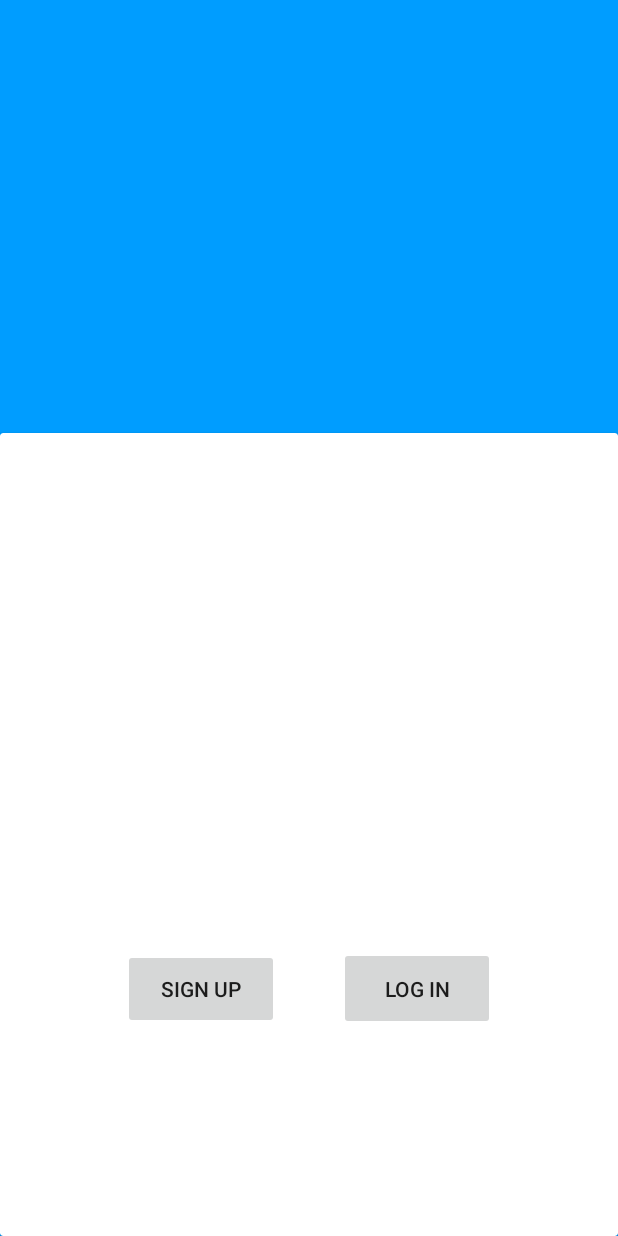
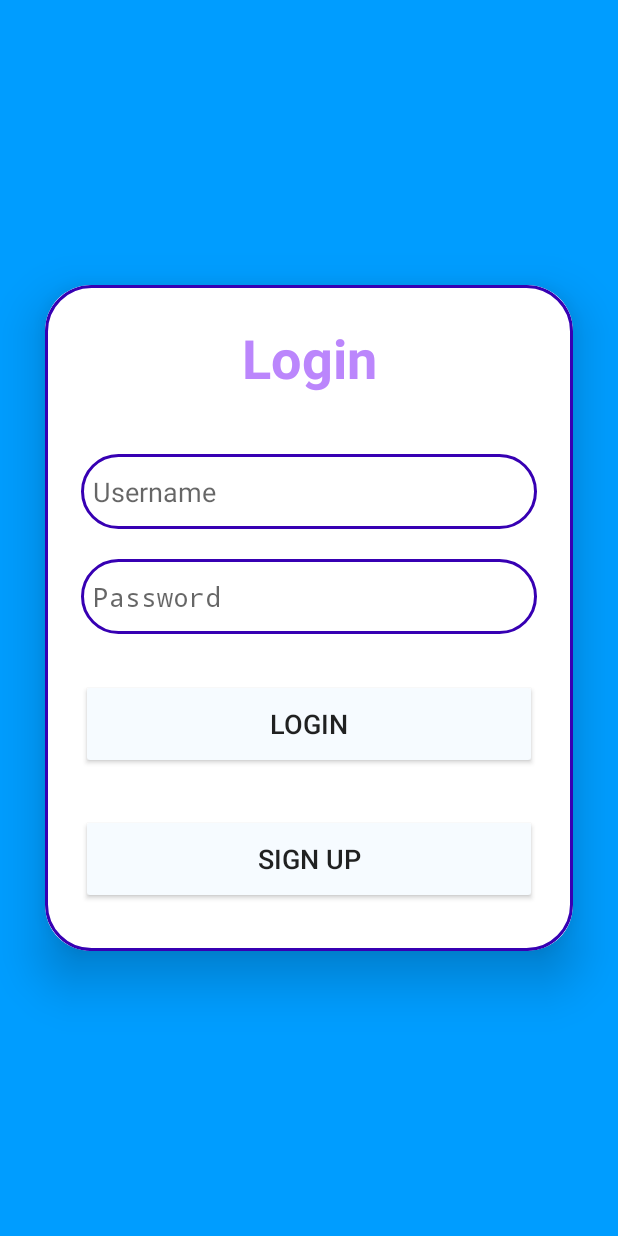
Before and after one commit to SzSzilard03/Proiect-IS, an Android app built with Jetpack Compose: the screen it shows after launch (MainActivity), on a phone screen of 412 x 824 dp. Run offline under Robolectric (Android 15) with nearby library versions, the phone set to English and light mode, and no system bars.

Commit message:
Commit working login

```diff
--- /dev/null
+++ b/app/src/main/res/drawable/custom_edittext.xml
@@ -0,0 +1,9 @@
+<?xml version="1.0" encoding="utf-8"?>
+<shape xmlns:android="http://schemas.android.com/apk/res/android"
+    android:shape="rectangle">
+    <stroke
+        android:width="2dp"
+        android:color="@color/purple_700"/>
+    <corners
+        android:radius="30dp"/>
+</shape>
--- a/app/src/main/res/layout/layout.xml
+++ b/app/src/main/res/layout/layout.xml
@@ -1,134 +1,83 @@
 <?xml version="1.0" encoding="utf-8"?>
-<androidx.constraintlayout.widget.ConstraintLayout xmlns:android="http://schemas.android.com/apk/res/android"
+<LinearLayout
+    xmlns:android="http://schemas.android.com/apk/res/android"
     xmlns:app="http://schemas.android.com/apk/res-auto"
     xmlns:tools="http://schemas.android.com/tools"
-    android:id="@+id/linearLayout"
     android:layout_width="match_parent"
     android:layout_height="match_parent"
-    android:background="@color/app_theme">
+    android:orientation="vertical"
+    android:gravity="center"
+    android:background="@color/app_theme"
+    tools:context=".MainActivity">
+    <androidx.cardview.widget.CardView
+        android:layout_width="match_parent"
+        android:layout_height="wrap_content"
+        android:layout_margin="30dp"
+        app:cardCornerRadius="30dp"
+        app:cardElevation="20dp">
 
-    <androidx.constraintlayout.widget.Guideline
-        android:id="@+id/guideline"
-        android:layout_width="wrap_content"
-        android:layout_height="wrap_content"
-        android:orientation="horizontal"
-        app:layout_constraintGuide_percent=".35" />
+        <LinearLayout
+            android:layout_width="match_parent"
+            android:layout_height="444dp"
+            android:layout_gravity="center_horizontal"
+            android:background="@drawable/custom_edittext"
+            android:orientation="vertical"
+            android:padding="24dp">
 
-    <androidx.cardview.widget.CardView
-        android:id="@+id/cardView"
-        android:layout_width="match_parent"
-        android:layout_height="0dp"
-        android:visibility="visible"
-        app:cardBackgroundColor="@color/white"
-        app:layout_constraintBottom_toBottomOf="parent"
-        app:layout_constraintTop_toTopOf="@+id/guideline"
-        app:layout_constraintVertical_bias="0.0"
-        tools:layout_editor_absoluteX="0dp" />
+            <TextView
+                android:id="@+id/loginText"
+                android:layout_width="match_parent"
+                android:layout_height="wrap_content"
+                android:text="Login"
+                android:textAlignment="center"
+                android:textColor="@color/purple_200"
+                android:textSize="36sp"
+                android:textStyle="bold" />
 
-    <TextView
-        android:id="@+id/textViewEmail"
-        android:layout_width="70dp"
-        android:layout_height="48dp"
-        android:background="@color/white"
-        android:enabled="true"
-        android:inputType="textEmailAddress"
-        android:padding="10dp"
+            <EditText
+                android:id="@+id/username"
+                android:layout_width="match_parent"
+                android:layout_height="50dp"
+                android:layout_marginTop="40dp"
+                android:background="@drawable/custom_edittext"
+                android:drawablePadding="8dp"
+                android:hint="Username"
 
-        android:text="Email"
-        android:textColor="#000000"
-        android:textSize="144sp"
-        android:visibility="visible"
-        app:layout_constraintBottom_toTopOf="@+id/textViewPassword"
-        app:layout_constraintEnd_toStartOf="@+id/textFieldEmail"
-        app:layout_constraintHorizontal_bias="0.5"
-        app:layout_constraintStart_toEndOf="@+id/cardView"
-        app:layout_constraintStart_toStartOf="parent"
-        app:layout_constraintTop_toTopOf="@+id/guideline"
-        tools:ignore="MissingConstraints" />
+                android:padding="8dp"
+                android:textColor="@color/black" />
 
-    <EditText
-        android:id="@+id/textFieldEmail"
-        android:layout_width="220dp"
-        android:layout_height="48dp"
-        android:background="@color/white"
-        android:enabled="true"
-        android:inputType="textEmailAddress"
-        android:padding="10dp"
-        android:text="enter email"
-        android:textColor="#000000"
-        android:visibility="visible"
-        app:layout_constraintBottom_toTopOf="@+id/textFieldPassword"
-        app:layout_constraintEnd_toEndOf="parent"
-        app:layout_constraintHorizontal_bias="0.5"
-        app:layout_constraintStart_toEndOf="@+id/textViewEmail"
-        app:layout_constraintTop_toTopOf="@+id/guideline"
-        tools:ignore="MissingConstraints" />
+            <EditText
+                android:id="@+id/password"
+                android:layout_width="match_parent"
+                android:layout_height="50dp"
+                android:layout_marginTop="20dp"
+                android:background="@drawable/custom_edittext"
+                android:drawablePadding="8dp"
+                android:hint="Password"
+                android:inputType="textPassword"
 
-    <EditText
-        android:id="@+id/textFieldPassword"
-        android:layout_width="220dp"
-        android:layout_height="48dp"
-        android:layout_marginBottom="200dp"
-        android:background="@color/white"
-        android:enabled="true"
-        android:inputType="textEmailAddress"
-        android:padding="10dp"
-        android:password="true"
-        android:text="enter password"
-        android:textColor="#000000"
-        android:visibility="visible"
-        app:layout_constraintBottom_toBottomOf="parent"
-        app:layout_constraintEnd_toEndOf="parent"
-        app:layout_constraintHorizontal_bias="0.5"
-        app:layout_constraintStart_toEndOf="@+id/textViewPassword"
-        app:layout_constraintTop_toBottomOf="@+id/textFieldEmail"
-        tools:ignore="MissingConstraints" />
+                android:padding="8dp"
+                android:textColor="@color/black" />
 
-    <TextView
-        android:id="@+id/textViewPassword"
-        android:layout_width="70dp"
-        android:layout_height="48dp"
-        android:layout_marginBottom="200dp"
-        android:background="@color/white"
-        android:enabled="true"
-        android:inputType="textEmailAddress"
-        android:padding="10dp"
-        android:text="Password"
-        android:textColor="#000000"
-        android:visibility="visible"
-        app:layout_constraintBottom_toBottomOf="parent"
-        app:layout_constraintEnd_toStartOf="@+id/textFieldPassword"
-        app:layout_constraintHorizontal_bias="0.5"
-        app:layout_constraintStart_toEndOf="@+id/cardView"
-        app:layout_constraintStart_toStartOf="parent"
-        app:layout_constraintTop_toBottomOf="@+id/textViewEmail"
-        tools:ignore="MissingConstraints" />
+            <Button
+                android:id="@+id/buttonLogIn"
+                android:layout_width="match_parent"
+                android:layout_height="60dp"
+                android:layout_marginTop="30dp"
+                android:backgroundTint="@color/edit_text_background"
+                android:text="Login"
+                android:textSize="18sp"
+                app:cornerRadius="20dp" />
 
-    <Button
-        android:id="@+id/buttonSignUp"
-        android:layout_width="104dp"
-        android:layout_height="53dp"
-        android:layout_marginBottom="50dp"
-        android:text="Sign Up"
-        app:layout_constraintBottom_toBottomOf="parent"
-        app:layout_constraintEnd_toStartOf="@+id/buttonLogIn"
-        app:layout_constraintHorizontal_bias="0.5"
-        app:layout_constraintStart_toEndOf="@+id/cardView"
-        app:layout_constraintTop_toBottomOf="@+id/textViewPassword"
-        tools:ignore="MissingConstraints" />
-
-    <Button
-        android:id="@+id/buttonLogIn"
-        android:layout_width="104dp"
-        android:layout_height="55dp"
-        android:layout_marginStart="40dp"
-        android:layout_marginBottom="50dp"
-        android:text="Log in"
-        app:layout_constraintBottom_toBottomOf="parent"
-        app:layout_constraintEnd_toStartOf="@+id/cardView"
-        app:layout_constraintHorizontal_bias="0.5"
-        app:layout_constraintStart_toEndOf="@+id/buttonSignUp"
-        app:layout_constraintTop_toBottomOf="@+id/textViewPassword"
-        tools:ignore="MissingConstraints" />
-
-</androidx.constraintlayout.widget.ConstraintLayout>
+            <Button
+                android:id="@+id/buttonSignUp"
+                android:layout_width="match_parent"
+                android:layout_height="60dp"
+                android:layout_marginTop="30dp"
+                android:backgroundTint="@color/edit_text_background"
+                android:text="Sign up"
+                android:textSize="18sp"
+                app:cornerRadius="20dp" />
+        </LinearLayout>
+    </androidx.cardview.widget.CardView>
+</LinearLayout>
```
